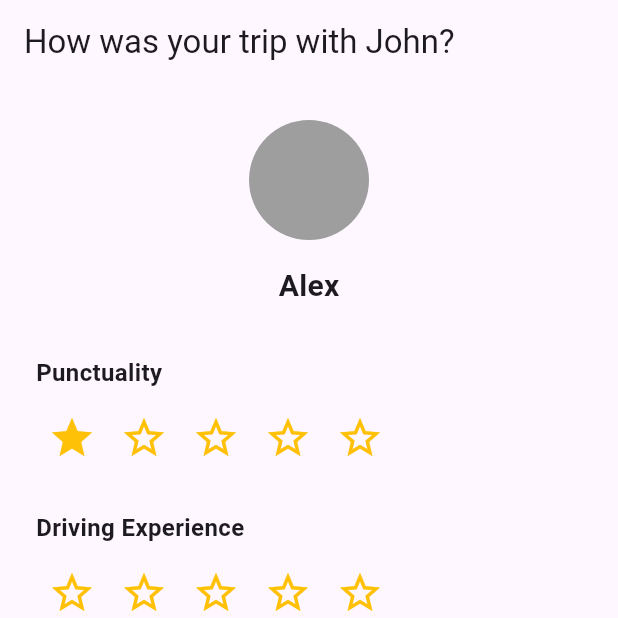
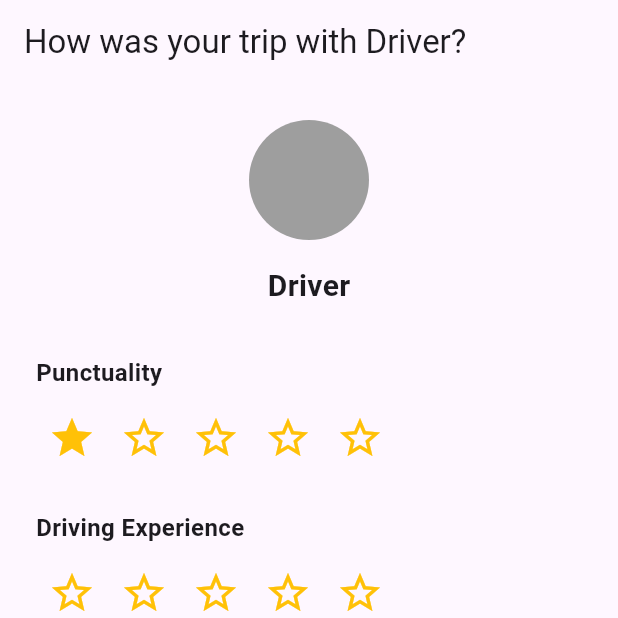
Before and after one commit to devZiyad/UniPool, a Flutter app: the RiderRatingScreen screen opened directly with empty values, after a tap on the "star border" icon, on a phone screen of 412 x 824 dp, the top half of it. Run offline on Flutter 3.47's test engine with Material 3 defaults, Android fonts, the phone set to English and light mode, and no system bars; our stand-ins replace flutter_map, flutter_secure_storage, geolocator, image_picker, latlong2, shared_preferences; missing offline and left inert: flutter_map_cancellable_tile_provider; accounts and stored records are empty; network calls fail.

Commit message:
rudi rating page

```diff
--- a/2flutter/second_project/lib/screens/rider/rider_rating_screen.dart
+++ b/2flutter/second_project/lib/screens/rider/rider_rating_screen.dart
@@ -1,6 +1,8 @@
 import 'package:flutter/material.dart';
 import '../../services/rating_service.dart';
+import '../../services/ride_service.dart';
 import '../../models/booking.dart';
+import '../../models/ride.dart';
 
 class RiderRatingScreen extends StatefulWidget {
   final Booking booking;
@@ -20,6 +22,33 @@ class _RiderRatingScreenState extends State<RiderRatingScreen> {
     'Attitude': 0,
   };
   final TextEditingController _commentController = TextEditingController();
+  Ride? _ride;
+  bool _isLoadingRide = true;
+
+  @override
+  void initState() {
+    super.initState();
+    _loadRideDetails();
+  }
+
+  Future<void> _loadRideDetails() async {
+    try {
+      final ride = await RideService.getRide(widget.booking.rideId);
+      if (mounted) {
+        setState(() {
+          _ride = ride;
+          _isLoadingRide = false;
+        });
+      }
+    } catch (e) {
+      print('Error loading ride details: $e');
+      if (mounted) {
+        setState(() {
+          _isLoadingRide = false;
+        });
+      }
+    }
+  }
 
   @override
   void dispose() {
@@ -49,11 +78,8 @@ class _RiderRatingScreenState extends State<RiderRatingScreen> {
       );
 
       if (mounted) {
-        Navigator.pushNamedAndRemoveUntil(
-          context,
-          '/role-selection',
-          (route) => false,
-        );
+        // Navigate back to bookings screen after rating
+        Navigator.pop(context);
       }
     } catch (e) {
       if (mounted) {
@@ -66,18 +92,43 @@ class _RiderRatingScreenState extends State<RiderRatingScreen> {
 
   @override
   Widget build(BuildContext context) {
+    final driverName = _ride?.driverName ?? 'Driver';
+    final driverRating = _ride?.driverRating;
+
     return Scaffold(
-      appBar: AppBar(title: const Text('How was your trip with John?')),
-      body: SingleChildScrollView(
+      appBar: AppBar(title: Text('How was your trip with $driverName?')),
+      body: _isLoadingRide
+          ? const Center(child: CircularProgressIndicator())
+          : SingleChildScrollView(
               padding: const EdgeInsets.all(24),
               child: Column(
                 children: [
                   const CircleAvatar(radius: 40, backgroundColor: Colors.grey),
                   const SizedBox(height: 16),
-            const Text(
-              'Alex',
-              style: TextStyle(fontSize: 20, fontWeight: FontWeight.bold),
+                  Text(
+                    driverName,
+                    style: const TextStyle(
+                      fontSize: 20,
+                      fontWeight: FontWeight.bold,
                     ),
+                  ),
+                  if (driverRating != null) ...[
+                    const SizedBox(height: 8),
+                    Row(
+                      mainAxisAlignment: MainAxisAlignment.center,
+                      children: [
+                        const Icon(Icons.star, color: Colors.amber, size: 20),
+                        const SizedBox(width: 4),
+                        Text(
+                          driverRating.toStringAsFixed(1),
+                          style: const TextStyle(
+                            fontSize: 16,
+                            color: Colors.grey,
+                          ),
+                        ),
+                      ],
+                    ),
+                  ],
                   const SizedBox(height: 32),
                   ..._ratings.keys.map((category) {
                     return Padding(
@@ -140,7 +191,10 @@ class _RiderRatingScreenState extends State<RiderRatingScreen> {
                     ),
                     child: const Text(
                       'Submit Review',
-                style: TextStyle(fontSize: 16, fontWeight: FontWeight.bold),
+                      style: TextStyle(
+                        fontSize: 16,
+                        fontWeight: FontWeight.bold,
+                      ),
                     ),
                   ),
                 ],
```
Also changed, not shown: 2flutter/second_project/lib/screens/driver/driver_ride_checklist_screen.dart (+25 -0 lines), 2flutter/second_project/lib/screens/rider/rider_bookings_screen.dart (+84 -34 lines), 2flutter/second_project/lib/screens/role_selection_screen.dart (+68 -18 lines), 2flutter/second_project/lib/services/rating_service.dart (+11 -0 lines). Lines whose indentation alone changed are shown as unchanged.
